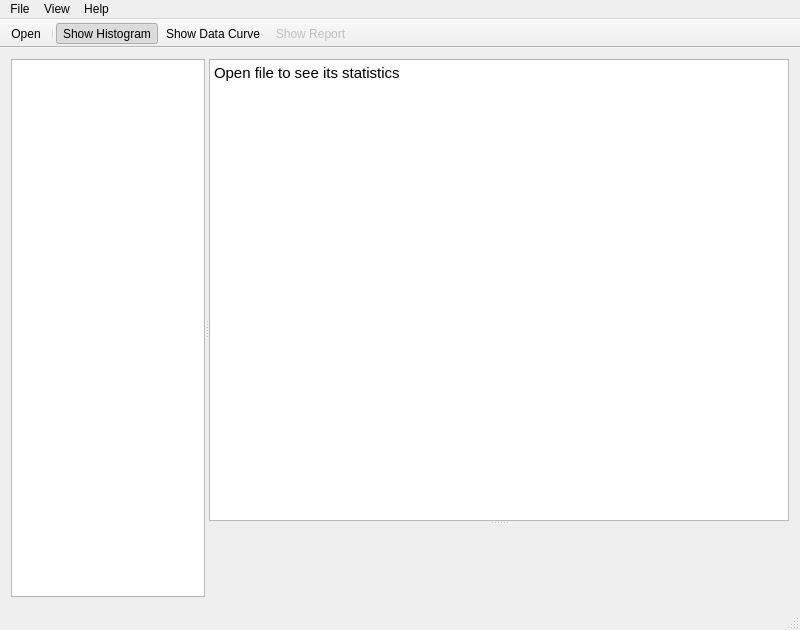
First picture: the form in mainwindow.ui, repository NIA/statistiq, before the edit.
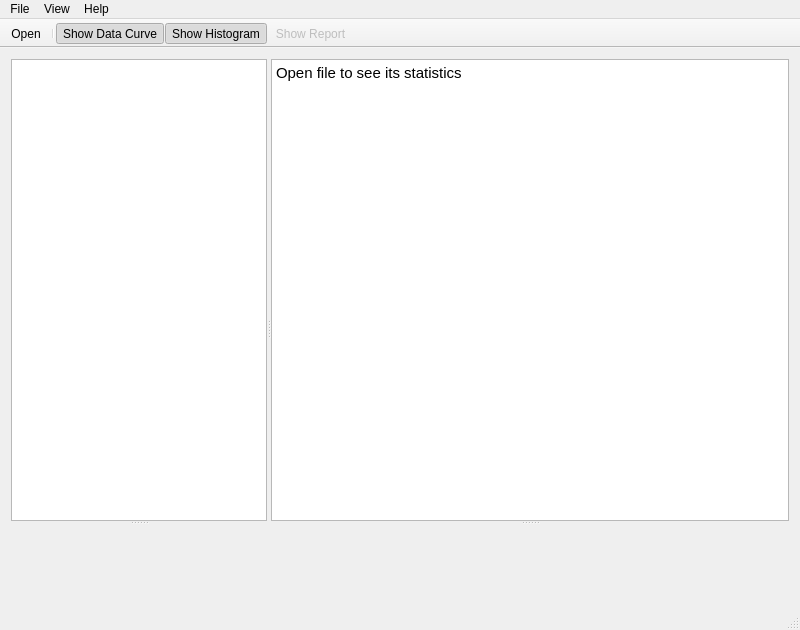
Second picture: the form after the edit. Icons and pictures are not drawn. Custom widgets are drawn as their Qt base class.

Commit message:
Separated curve and histogram.
Now there are two plot areas, one for curve, another for histogram.
Curve is now horizontal. Toolbar actions now toggle not only curve and
histogram, but also appropriate plot areas.

```diff
--- a/mainwindow.ui
+++ b/mainwindow.ui
@@ -20,13 +20,14 @@
   <widget class="QWidget" name="centralWidget">
    <layout class="QVBoxLayout" name="verticalLayout">
     <item>
-     <widget class="QSplitter" name="splitter_2">
-      <property name="frameShape">
-       <enum>QFrame::NoFrame</enum>
-      </property>
+     <widget class="QSplitter" name="splitter_3">
       <property name="orientation">
        <enum>Qt::Horizontal</enum>
       </property>
+      <widget class="QSplitter" name="splitter_2">
+       <property name="orientation">
+        <enum>Qt::Vertical</enum>
+       </property>
       <widget class="QTableView" name="dataTable">
        <property name="sizePolicy">
         <sizepolicy hsizetype="Expanding" vsizetype="Expanding">
@@ -35,6 +36,8 @@
         </sizepolicy>
        </property>
       </widget>
+       <widget class="QwtPlot" name="curveArea"/>
+      </widget>
       <widget class="QSplitter" name="splitter">
        <property name="sizePolicy">
         <sizepolicy hsizetype="Preferred" vsizetype="Expanding">
@@ -120,8 +123,8 @@
    </attribute>
    <addaction name="actionOpen"/>
    <addaction name="separator"/>
-   <addaction name="actionShowHistogram"/>
    <addaction name="actionShowDataCurve"/>
+   <addaction name="actionShowHistogram"/>
    <addaction name="actionShowReport"/>
   </widget>
   <widget class="QStatusBar" name="statusBar"/>
@@ -204,6 +207,9 @@
    <property name="checkable">
     <bool>true</bool>
    </property>
+   <property name="checked">
+    <bool>true</bool>
+   </property>
    <property name="icon">
     <iconset resource="statistiq.qrc">
      <normaloff>:/icons/images/curve.ico</normaloff>:/icons/images/curve.ico</iconset>
```
Left out of the diff: 2 changed lines with no effect on the pictures. Lines whose indentation alone changed are shown as unchanged. The commit also changes 8 other files.
